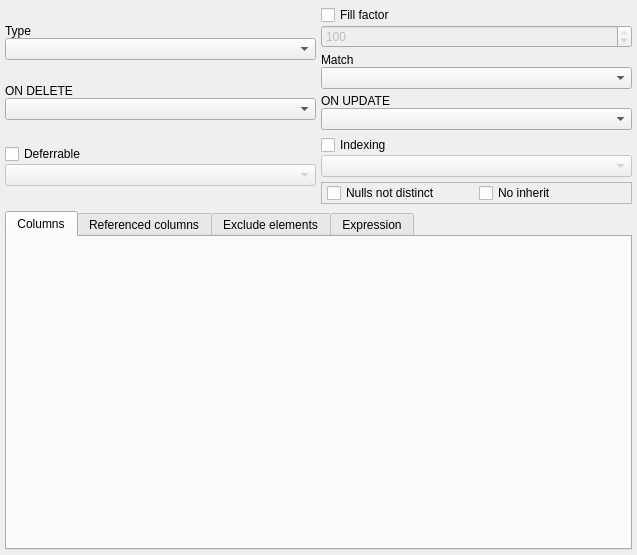
First picture: the form in libs/libgui/ui/dbobjects/constraintwidget.ui, repository nullptrlabs/pgmodeler, before the edit.
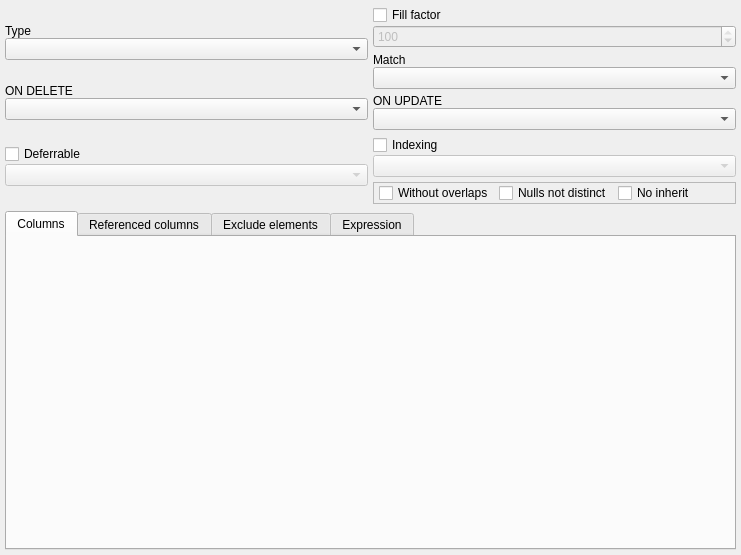
Second picture: the form after the edit. Icons and pictures are not drawn.

Commit message: Added support for WITHOUT OVERLAPS in primary keys and unique keys. (issue #2073)

What changed in the file:
```diff
--- a/libs/libgui/ui/dbobjects/constraintwidget.ui
+++ b/libs/libgui/ui/dbobjects/constraintwidget.ui
@@ -6,7 +6,7 @@
    <rect>
     <x>0</x>
     <y>0</y>
-    <width>637</width>
+    <width>741</width>
     <height>555</height>
    </rect>
   </property>
@@ -237,6 +237,19 @@
           <property name="bottomMargin">
            <number>0</number>
           </property>
+          <item>
+           <widget class="QCheckBox" name="wo_overlaps_chk">
+            <property name="sizePolicy">
+             <sizepolicy hsizetype="Preferred" vsizetype="Fixed">
+              <horstretch>0</horstretch>
+              <verstretch>0</verstretch>
+             </sizepolicy>
+            </property>
+            <property name="text">
+             <string>Without overlaps</string>
+            </property>
+           </widget>
+          </item>
           <item>
            <widget class="QCheckBox" name="nulls_not_distinct_chk">
             <property name="sizePolicy">
@@ -311,6 +324,8 @@
           </widget>
          </item>
          <item>
+          <layout class="QHBoxLayout" name="horizontalLayout_2">
+           <item>
           <widget class="QComboBox" name="constr_type_cmb">
            <property name="sizePolicy">
             <sizepolicy hsizetype="Preferred" vsizetype="Fixed">
@@ -328,6 +343,8 @@
             </size>
            </property>
           </widget>
+           </item>
+          </layout>
          </item>
         </layout>
        </item>
```
Lines whose indentation alone changed are shown as unchanged. The commit also changes 13 other files.
